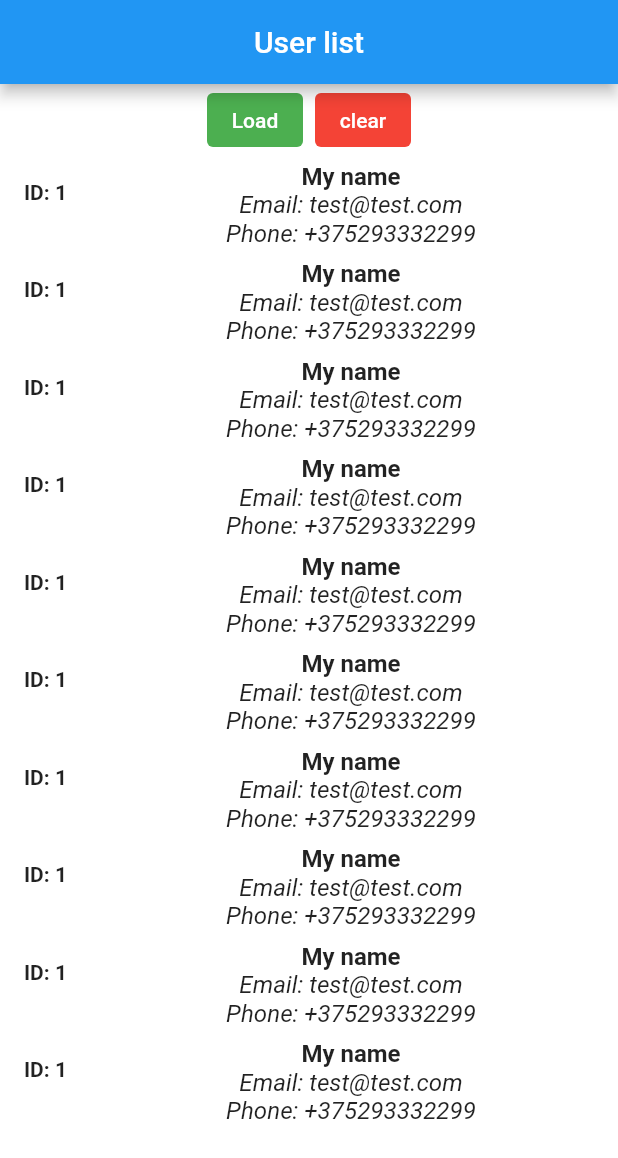
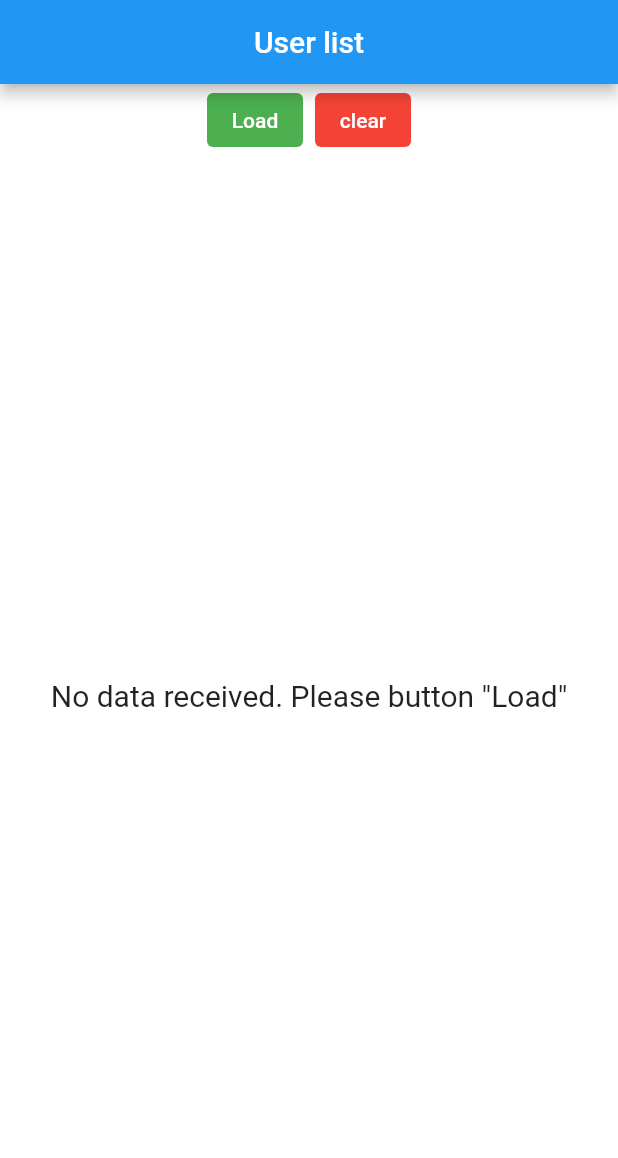
Before and after one commit to Aloxan12/Flutter, a Flutter app: the screen it shows after launch, on a phone screen of 412 x 824 dp. Shown: the top 1158 px of the screen. Run offline on Flutter 3.47's test engine with Material 2 defaults, Android fonts, the phone set to English and light mode, and no system bars; our stand-ins replace connectivity_plus, flutter_bloc.

```diff
--- a/lib/widgets/action-buttons.dart
+++ b/lib/widgets/action-buttons.dart
@@ -8,7 +8,8 @@ class ActionButtons extends StatelessWidget {
 
   @override
   Widget build(BuildContext context) {
-    final UserBloc _userBloc = BlocProvider.of(context);
+    final UserBloc _userBloc = BlocProvider.of<UserBloc>(context, listen: false);
+    // final UserBloc _userBloc = context.read<UserBloc>();
     return Row(
       mainAxisSize: MainAxisSize.min,
       children: <Widget>[
--- a/lib/widgets/user_list.dart
+++ b/lib/widgets/user_list.dart
@@ -1,16 +1,35 @@
 import 'package:flutter/material.dart';
+import 'package:flutter_bloc/flutter_bloc.dart';
+import 'package:flutter_first_progect/bloc/user_bloc.dart';
+import 'package:flutter_first_progect/bloc/user_state.dart';
 
 class UserList extends StatelessWidget {
   const UserList({Key? key}) : super(key: key);
 
   @override
   Widget build(BuildContext context) {
+    return BlocBuilder<UserBloc, UserState>(
+      builder: (context, state) {
+        if (state is UserEmptyState) {
+          return const Center(
+              child: Text(
+                'No data received. Please button "Load"',
+                style: TextStyle(fontSize: 20),
+              ),
+          );
+        }
+        if (state is UserLoadingState) {
+          return const Center(
+            child: CircularProgressIndicator(),
+          );
+        }
+        if (state is UserLoadedState) {
           return ListView.builder(
-      itemCount: 10,
+            itemCount: state.loadedUser.length,
             itemBuilder: (context, index) => Container(
               child: ListTile(
                 leading: Text(
-            'ID: 1',
+                  'ID: ${state.loadedUser[index].id}',
                   style: const TextStyle(
                     fontWeight: FontWeight.bold,
                   ),
@@ -18,7 +37,7 @@ class UserList extends StatelessWidget {
                 title: Column(
                   children: <Widget>[
                     Text(
-                'My name',
+                      '${state.loadedUser[index].name}',
                       style: const TextStyle(
                         fontWeight: FontWeight.bold,
                       ),
@@ -27,12 +46,12 @@ class UserList extends StatelessWidget {
                       crossAxisAlignment: CrossAxisAlignment.center,
                       children: <Widget>[
                         Text(
-                    'Email: test@test.com',
-                    style: TextStyle(fontStyle: FontStyle.italic),
+                          'Email: ${state.loadedUser[index].email}',
+                          style: const TextStyle(fontStyle: FontStyle.italic),
                         ),
                         Text(
-                    'Phone: +375293332299',
-                    style: TextStyle(fontStyle: FontStyle.italic),
+                          'Phone: ${state.loadedUser[index].phone}',
+                          style: const TextStyle(fontStyle: FontStyle.italic),
                         ),
                       ],
                     ),
@@ -42,4 +61,16 @@ class UserList extends StatelessWidget {
             ),
           );
         }
+        if (state is UserErrorState) {
+          return const Center(
+            child: Text(
+              'Error fetching users',
+              style: TextStyle(fontSize: 20),
+            ),
+          );
         }
+        return const SizedBox.shrink();
+      },
+    );
+  }
+}
```
Lines whose indentation alone changed are shown as unchanged.
